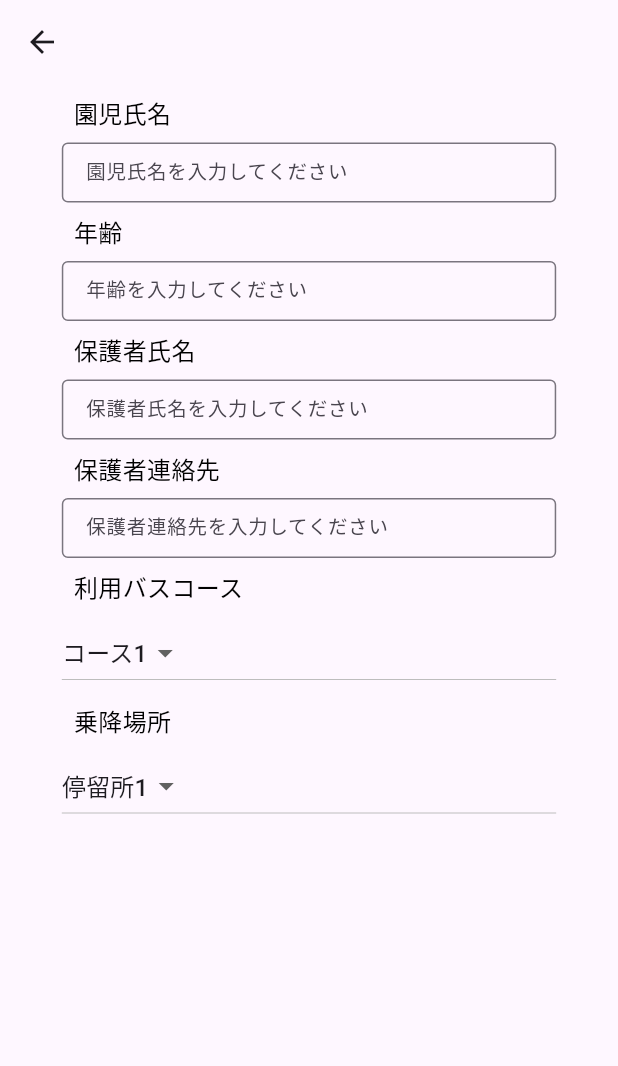
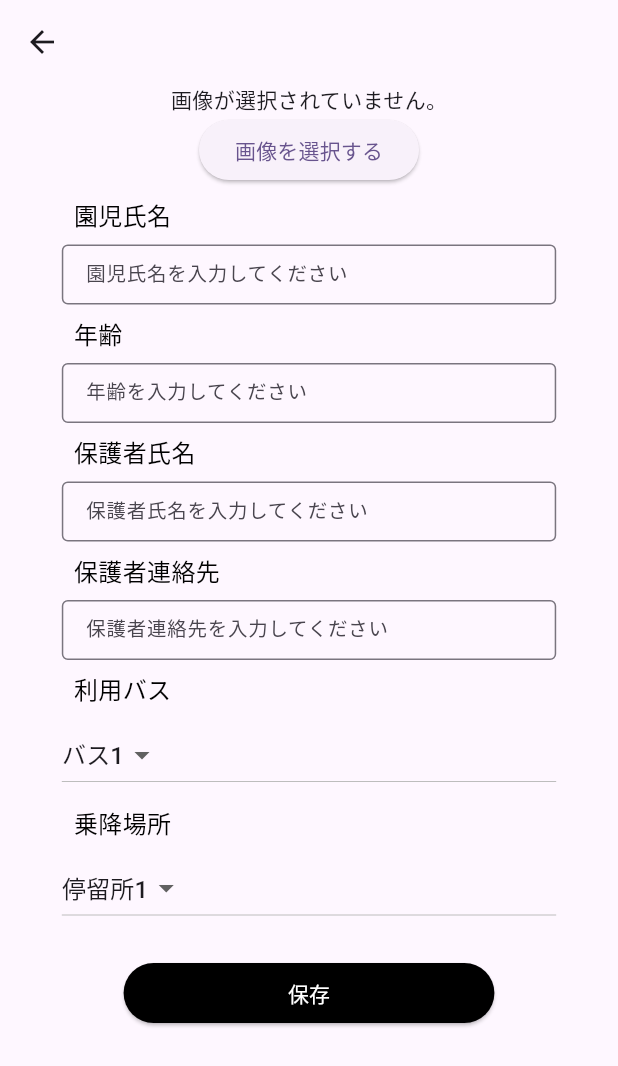
Before and after one commit to GreenTeaProgrammers/WhereChildBus, a Flutter app: the StudentEditPage screen opened directly, on a phone screen of 412 x 824 dp. Shown: the top 1066 px of the screen. Run offline on Flutter 3.47's test engine with Material 3 defaults, Android fonts, the phone set to English and light mode, and no system bars; our stand-ins replace image_picker; missing offline and left inert: protobuf.

Commit message:
feat;画像の登録機能を追加

```diff
--- a/frontend/where_child_bus/lib/pages/student_list_page/student_edit_page.dart
+++ b/frontend/where_child_bus/lib/pages/student_list_page/student_edit_page.dart
@@ -1,21 +1,39 @@
+import 'dart:io';
 import 'package:flutter/material.dart';
+import 'package:image_picker/image_picker.dart';
 
 class StudentEditPage extends StatefulWidget {
-  StudentEditPage({super.key});
+  const StudentEditPage({super.key});
 
   @override
   State<StudentEditPage> createState() => _StudentEditPageState();
 }
 
 class _StudentEditPageState extends State<StudentEditPage> {
-  final List<String> busCourse = <String>["コース1", "コース2", "コース3"];
+  List<File>? images;
+  final picker = ImagePicker();
+
+  final List<String> busName = <String>["バス1", "バス2", "バス3"];
   final List<String> busStop = <String>["停留所1", "停留所2", "停留所3"];
+
+  Future getImageFromGallery() async {
+    final pickedFiles = await picker.pickMultiImage();
+
+    setState(() {
+      if (pickedFiles != null && pickedFiles.isNotEmpty) {
+        images = pickedFiles.map((xFile) => File(xFile.path)).toList();
+      } else {
+        print("画像が選択できませんでした。");
+      }
+    });
+  }
 
   @override
   Widget build(BuildContext context) {
     return GestureDetector(
       onTap: () => primaryFocus?.unfocus(),
       child: Scaffold(
+        resizeToAvoidBottomInset: false,
         appBar: AppBar(),
         body: pageBody(context),
       ),
@@ -24,7 +42,36 @@ class _StudentEditPageState extends State<StudentEditPage> {
 
   Widget pageBody(BuildContext context) {
     return Center(
-      child: editFormBody(context),
+        child: ListView(
+      children: <Widget>[
+        selectChildImage(),
+        editFormBody(context),
+      ],
+    ));
+  }
+
+  Widget selectChildImage() {
+    return Column(
+      children: [
+        Wrap(
+          spacing: 8.0,
+          runSpacing: 4.0,
+          children: images == null || images!.isEmpty
+              ? [const Text("画像が選択されていません。")]
+              : images!
+                  .map((image) => Image.file(
+                        image,
+                        width: 100,
+                        height: 100,
+                      ))
+                  .toList(),
+        ),
+        Center(
+            child: ElevatedButton(
+          onPressed: getImageFromGallery,
+          child: const Text("画像を選択する"),
+        ))
+      ],
     );
   }
 
@@ -39,8 +86,13 @@ class _StudentEditPageState extends State<StudentEditPage> {
             context, "保護者氏名", "保護者氏名を入力してください", TextInputType.name),
         inputLabelAndTextField(
             context, "保護者連絡先", "保護者連絡先を入力してください", TextInputType.phone),
-        inputLabelAndSelectBox(context, "利用バスコース", busCourse),
-        inputLabelAndSelectBox(context, "乗降場所", busStop)
+        inputLabelAndSelectBox(context, "利用バス", busName),
+        inputLabelAndSelectBox(context, "乗降場所", busStop),
+        Container(
+          margin: const EdgeInsets.only(top: 20.0),
+          width: MediaQuery.of(context).size.width * 0.6,
+          child: submitButton(),
+        )
       ],
     );
   }
@@ -72,7 +124,7 @@ class _StudentEditPageState extends State<StudentEditPage> {
         padding: const EdgeInsets.all(8.0),
         child: Text(
           label,
-          style: TextStyle(color: Colors.black, fontSize: 16),
+          style: const TextStyle(color: Colors.black, fontSize: 16),
         ));
   }
 
@@ -96,21 +148,29 @@ class _StudentEditPageState extends State<StudentEditPage> {
   }
 
   Widget selectValueBox(BuildContext context, List<String> lists) {
-    String isSelectedValue = lists.first;
+    String? selectedValue;
     return SizedBox(
       width: MediaQuery.of(context).size.width * 0.8,
       height: 50,
       child: DropdownButton<String>(
-          value: isSelectedValue,
+          value: selectedValue ?? lists.first,
           items: lists
               .map((String list) =>
                   DropdownMenuItem(value: list, child: Text(list)))
               .toList(),
           onChanged: (String? value) {
             setState(() {
-              isSelectedValue = value!;
+              selectedValue = value;
             });
           }),
     );
   }
+
+  Widget submitButton() {
+    return ElevatedButton(
+        style: ElevatedButton.styleFrom(
+            backgroundColor: Colors.black, foregroundColor: Colors.white),
+        onPressed: () {},
+        child: const Text("保存"));
+  }
 }
--- a/frontend/where_child_bus/pubspec.yaml
+++ b/frontend/where_child_bus/pubspec.yaml
@@ -12,6 +12,7 @@ dependencies:
     sdk: flutter
 
   cupertino_icons: ^1.0.2
+  image_picker: ^1.0.7
 
 dev_dependencies:
   flutter_test:
```
